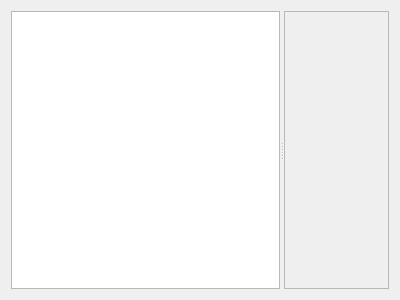
Qt form src/Main/HistoAdjust/histoadjust.ui (AstroStacking/AstroStack) before a commit.
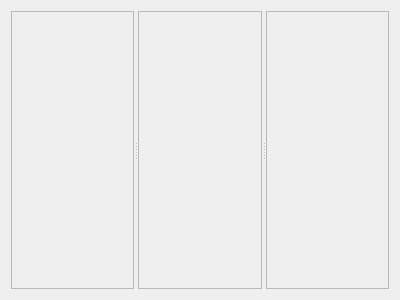
The same form after that commit. Custom widgets are drawn as their Qt base class.

Commit message: Starting the UI for the adjustment workflow

```diff
--- a/src/Main/HistoAdjust/histoadjust.ui
+++ b/src/Main/HistoAdjust/histoadjust.ui
@@ -19,8 +19,23 @@
      <property name="orientation">
       <enum>Qt::Horizontal</enum>
      </property>
-     <widget class="QTreeView" name="treeView"/>
-     <widget class="astro::ImageDisplay" name="display">
+     <widget class="astro::ImageData" name="input">
+      <property name="frameShape">
+       <enum>QFrame::StyledPanel</enum>
+      </property>
+      <property name="frameShadow">
+       <enum>QFrame::Raised</enum>
+      </property>
+     </widget>
+     <widget class="QFrame" name="parameters">
+      <property name="frameShape">
+       <enum>QFrame::StyledPanel</enum>
+      </property>
+      <property name="frameShadow">
+       <enum>QFrame::Raised</enum>
+      </property>
+     </widget>
+     <widget class="astro::ImageData" name="output">
       <property name="frameShape">
        <enum>QFrame::StyledPanel</enum>
       </property>
@@ -34,9 +49,9 @@
  </widget>
  <customwidgets>
   <customwidget>
-   <class>astro::ImageDisplay</class>
+   <class>astro::ImageData</class>
    <extends>QFrame</extends>
-   <header location="global">Explorer/imagedisplay.h</header>
+   <header location="global">imagedata.h</header>
    <container>1</container>
   </customwidget>
  </customwidgets>
```
The commit also changes 2 other files.
